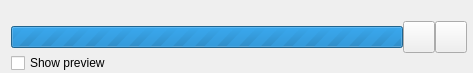
Old version of the form library/tulip-gui/designer/SimplePluginProgressWidget.ui in the repository Tulip-Dev/tulip.
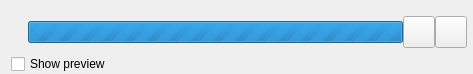
New version of the form. Icons and pictures are not drawn.

Commit message: Tulip perspective minor fix: ensure plugin loader progress dialog is visible before loading plugins + enable the display of the Tulip logo

Diff of the .ui file:
```diff
--- a/library/tulip-gui/designer/SimplePluginProgressWidget.ui
+++ b/library/tulip-gui/designer/SimplePluginProgressWidget.ui
@@ -7,7 +7,7 @@
     <x>0</x>
     <y>0</y>
     <width>473</width>
-    <height>73</height>
+    <height>74</height>
    </rect>
   </property>
   <property name="maximumSize">
@@ -48,6 +48,35 @@
    </item>
    <item>
     <layout class="QHBoxLayout" name="horizontalLayout">
+     <property name="bottomMargin">
+      <number>6</number>
+     </property>
+     <item>
+      <widget class="QLabel" name="logoLabel">
+       <property name="text">
+        <string/>
+       </property>
+       <property name="pixmap">
+        <pixmap resource="../resources/TulipGUIResource.qrc">:/tulip/gui/icons/logo32x32.png</pixmap>
+       </property>
+      </widget>
+     </item>
+     <item>
+      <spacer name="horizontalSpacer">
+       <property name="orientation">
+        <enum>Qt::Horizontal</enum>
+       </property>
+       <property name="sizeType">
+        <enum>QSizePolicy::Fixed</enum>
+       </property>
+       <property name="sizeHint" stdset="0">
+        <size>
+         <width>10</width>
+         <height>20</height>
+        </size>
+       </property>
+      </spacer>
+     </item>
      <item>
       <widget class="QProgressBar" name="progressBar">
        <property name="maximum">
```
The commit also changes 3 other files.
